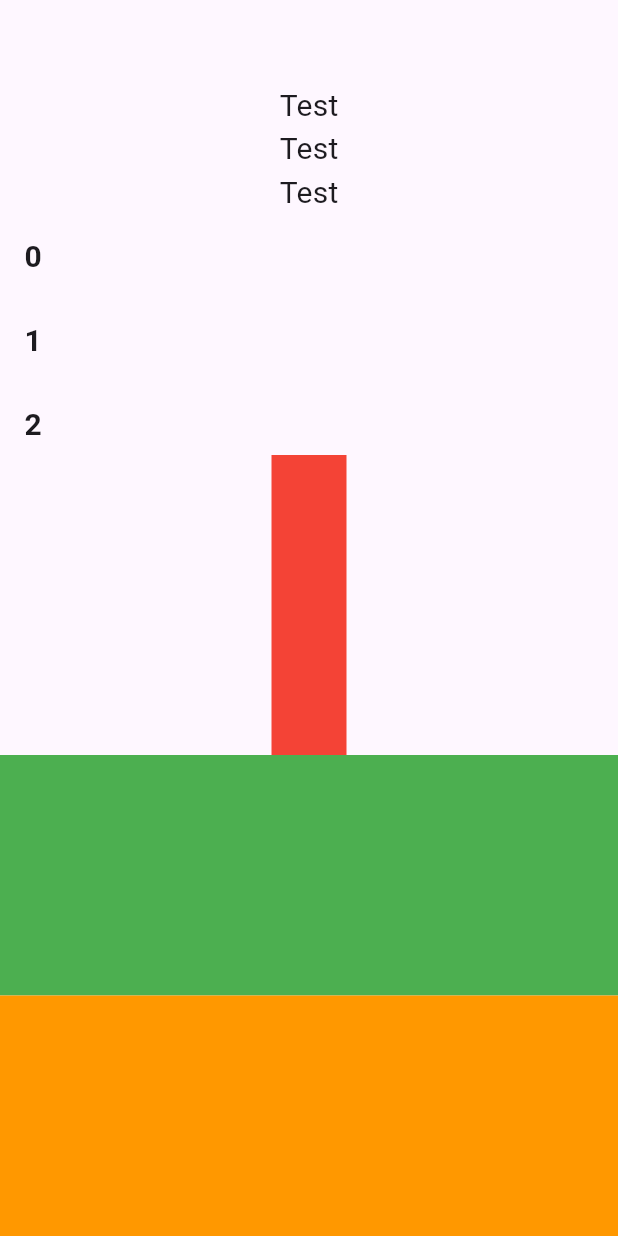
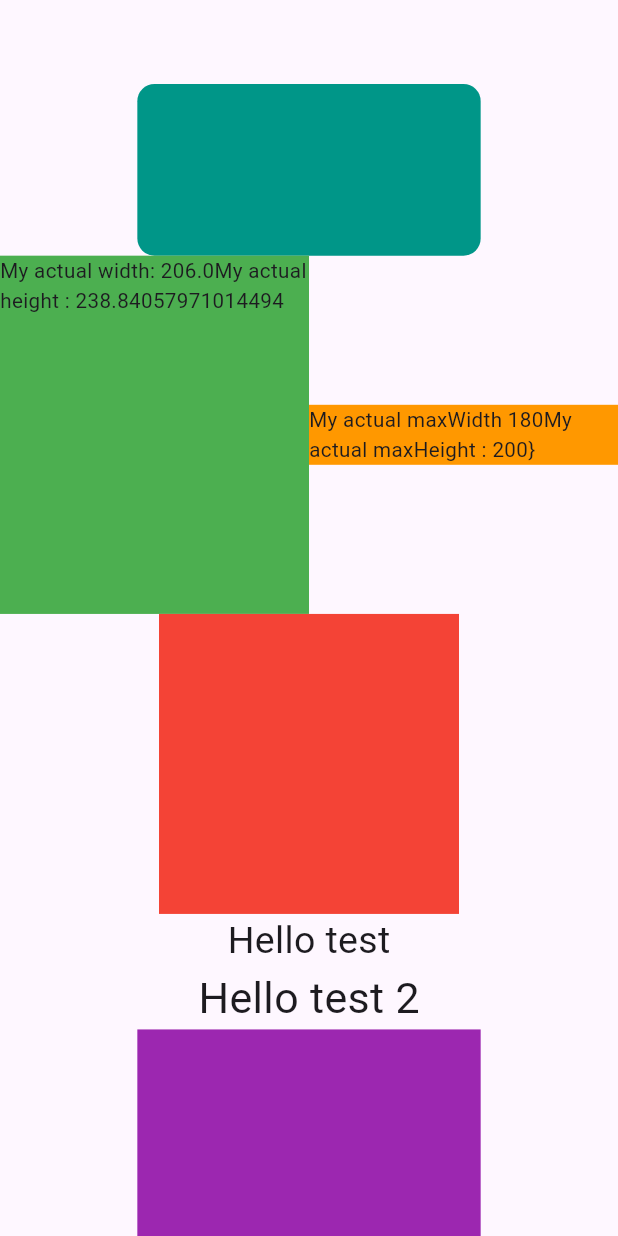
Before and after one commit to taufiqurSabbir/ostad_flutter_12, a Flutter app: the screen it shows after launch, on a phone screen of 412 x 824 dp. Run offline on Flutter 3.47's test engine with Material 3 defaults, Android fonts, the phone set to English and light mode, and no system bars; our stand-ins replace flutter_screenutil.

Commit message:
module_14_class_2

```diff
--- a/lib/app.dart
+++ b/lib/app.dart
@@ -1,23 +1,20 @@
 import 'package:flutter/material.dart';
-import 'home.dart';
-import 'module_10/Button_group.dart';
-import 'module_10/class_3.dart';
-import 'module_10/input_flutter.dart';
-import 'module_11/class_2.dart';
-import 'module_11/class_3.dart';
-import 'module_11/gridViewClass1.dart';
-import 'module_11/module_11_class_1.dart';
-import 'module_12/TravelHomeScreen.dart';
-import 'module_12/class_1.dart';
-import 'module_12/class_3.dart';
+import 'package:flutter_screenutil/flutter_screenutil.dart';
 import 'module_14/Expand_f.dart';
 import 'module_14/class_1.dart';
+import 'module_14/class_2.dart';
 
 class MyApp extends StatelessWidget {
   MyApp({super.key});
 
   @override
   Widget build(BuildContext contex) {
+    return ScreenUtilInit(
+      designSize: const Size(360, 690),
+      minTextAdapt: true,
+      splitScreenMode: true,
+
+      builder: (_, child) {
         return MaterialApp(
           theme: ThemeData(
 
@@ -49,7 +46,8 @@ class MyApp extends StatelessWidget {
               ),
 
               textTheme: TextTheme(
-          bodyLarge: TextStyle(fontSize: 20,fontWeight: FontWeight.bold),
+                  bodyLarge: TextStyle(
+                      fontSize: 20, fontWeight: FontWeight.bold),
                   titleMedium: TextStyle(fontSize: 16)
               ),
 
@@ -64,7 +62,7 @@ class MyApp extends StatelessWidget {
           darkTheme: ThemeData.dark(),
           themeMode: ThemeMode.system,
           title: 'Batch-12',
-      home: Expand_f(),
+          home: ResPkg(),
           // initialRoute: '/bottomNav',
           // routes: {
           //   '/home' : (contex) => TravelHomeScreen(),
@@ -73,5 +71,6 @@ class MyApp extends StatelessWidget {
           //   '/bottomNav' : (contex) => BottomNav(),
           // },
         );
-  }
-}
+      },
+    );
+  }}
--- /dev/null
+++ b/lib/module_14/class_2.dart
@@ -0,0 +1,86 @@
+// .w --------width
+// .h --------Height
+// .r -------- min of .w and .h
+// .sp ------- font or text
+
+import 'package:flutter/material.dart';
+import 'package:flutter_batch_12/app.dart';
+import 'package:flutter_screenutil/flutter_screenutil.dart';
+
+class ResPkg extends StatelessWidget {
+  const ResPkg({super.key});
+
+  @override
+  Widget build(BuildContext context) {
+    return Scaffold(
+      appBar: AppBar(),
+      body: Center(
+        child: SingleChildScrollView(
+          child: Column(
+            children: [
+              Container(
+                // width: 200.r == min(200.w,200.h),
+                // height: 100.r === == min(100.w,100.h),
+
+                width: 200.r,
+                height: 100.r,
+                decoration: BoxDecoration(
+                  color: Colors.teal,
+                  borderRadius: BorderRadius.circular(10.r)
+                ),
+              ),
+              Row(
+                children: [
+                  Container(
+                    width: 0.5.sw,
+                    height: 200.h,
+                    color: Colors.green,
+                    child: Text('My actual width: ${0.5.sw}'
+                    'My actual height : ${200.h}',
+                      style: TextStyle(
+                        fontSize: 12.sp
+                      ),
+                    ),
+                  ),
+                  Container(
+                    constraints: BoxConstraints(
+                      maxWidth: 180,
+                      maxHeight: 200
+                    ).hw,
+                    color: Colors.orange,
+                    child: Text('My actual maxWidth 180'
+                    'My actual maxHeight : 200}',
+                      style: TextStyle(
+                        fontSize: 12.sp
+                      ),
+                    ),
+                  ),
+                ],
+              ),
+              Container(
+                height: 200,
+                width: 200,
+                color: Colors.red,
+              ),
+              Text('Hello test',
+              style: TextStyle(
+                fontSize: 25
+              ),
+              ),
+              Text('Hello test 2',
+              style: TextStyle(
+                fontSize: 25.sp
+              ),
+              ),
+              Container(
+                height: 200.h,
+                width: 200.w,
+                color: Colors.purple,
+              )
+            ],
+          ),
+        ),
+      ),
+    );
+  }
+}
--- a/pubspec.yaml
+++ b/pubspec.yaml
@@ -35,6 +35,9 @@ dependencies:
   # The following adds the Cupertino Icons font to your application.
   # Use with the CupertinoIcons class for iOS style icons.
   cupertino_icons: ^1.0.8
+  flutter_screenutil: ^5.9.3
+
+
 
 dev_dependencies:
   flutter_test:
```
Also changed, not shown: pubspec.lock. Lines whose indentation alone changed are shown as unchanged.
